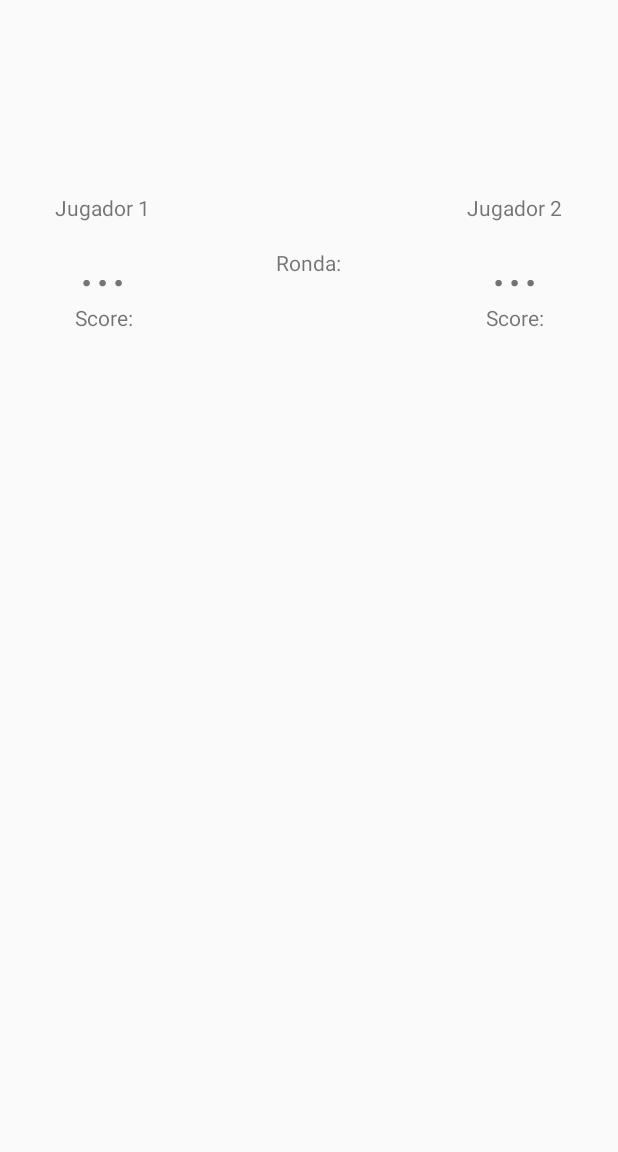
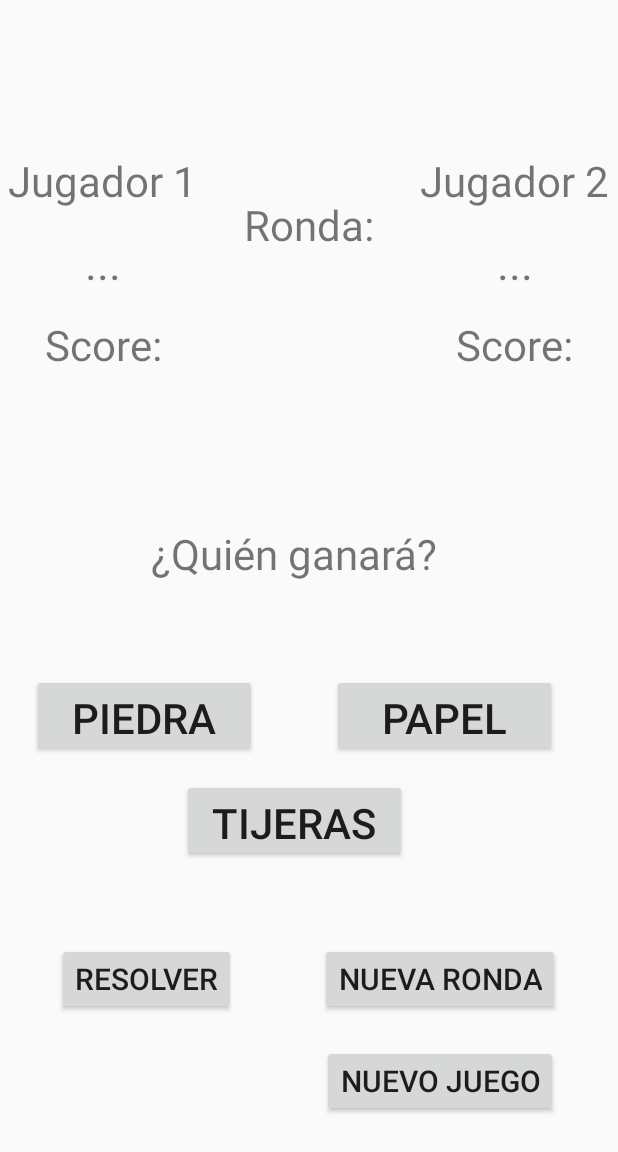
Before and after one commit to MiRA011/7BlueDogs, an Android app: the screen it shows after launch (MainActivity), on a phone screen of 412 x 824 dp. Before the commit the part shown is almost empty. Shown: the top 1152 px of the screen. Run offline under Robolectric (Android 15) with nearby library versions, the light colour scheme and no system bars.

Commit message:
terminada la interfaz de la nueva app

```diff
--- a/PiedraPapelTijeras/app/src/main/res/layout/content_main.xml
+++ b/PiedraPapelTijeras/app/src/main/res/layout/content_main.xml
@@ -5,16 +5,151 @@
     android:id="@+id/MainLayout"
     android:layout_width="match_parent"
     android:layout_height="match_parent"
+    android:weightSum="3"
     app:layout_behavior="@string/appbar_scrolling_view_behavior">
+
+    <LinearLayout
+        android:id="@+id/LinearLayoutBotones"
+        android:layout_width="391dp"
+        android:layout_height="181dp"
+        android:layout_weight="1"
+        android:orientation="horizontal"
+        app:layout_constraintStart_toStartOf="parent"
+        app:layout_constraintTop_toBottomOf="@+id/LinearLayout2"
+        android:baselineAligned="false">
+
+        <LinearLayout
+            android:id="@+id/LinearLayoutResolver"
+            android:layout_width="match_parent"
+            android:layout_height="match_parent"
+            android:layout_weight="1"
+            android:gravity="center_horizontal"
+            android:orientation="vertical">
+
+            <Space
+                android:layout_width="match_parent"
+                android:layout_height="25dp" />
+
+            <Button
+                android:id="@+id/bResolver"
+                android:layout_width="wrap_content"
+                android:layout_height="wrap_content"
+                android:text="@string/resolver"
+                android:textSize="20sp" />
+        </LinearLayout>
+
+        <LinearLayout
+            android:id="@+id/LinearLayoutNuevo"
+            android:layout_width="match_parent"
+            android:layout_height="match_parent"
+            android:layout_weight="1"
+            android:gravity="center_horizontal"
+            android:orientation="vertical">
+
+            <Space
+                android:layout_width="match_parent"
+                android:layout_height="25dp" />
+
+            <Button
+                android:id="@+id/bNuevaRonda"
+                android:layout_width="wrap_content"
+                android:layout_height="wrap_content"
+                android:text="@string/nueva_ronda"
+                android:textSize="20sp" />
+
+            <Space
+                android:layout_width="match_parent"
+                android:layout_height="20dp" />
+
+            <Button
+                android:id="@+id/bNuevoJuego"
+                android:layout_width="wrap_content"
+                android:layout_height="wrap_content"
+                android:text="@string/nuevo_juego"
+                android:textSize="20sp" />
+
+        </LinearLayout>
+    </LinearLayout>
+
+    <LinearLayout
+        android:id="@+id/LinearLayout2"
+        android:layout_width="393dp"
+        android:layout_height="253dp"
+        android:orientation="vertical"
+        android:weightSum="3"
+        android:layout_weight="1"
+        app:layout_constraintStart_toStartOf="parent"
+        app:layout_constraintTop_toBottomOf="@+id/LinearLayout1">
+
+        <LinearLayout
+            android:id="@+id/LinearLayoutGanador"
+            android:layout_width="match_parent"
+            android:layout_height="match_parent"
+            android:layout_weight="1"
+            android:gravity="center_horizontal"
+            android:orientation="vertical">
+
+            <TextView
+                android:id="@+id/tGanador"
+                android:layout_width="wrap_content"
+                android:layout_height="wrap_content"
+                android:text="@string/ganador"
+                android:textSize="28sp" />
+        </LinearLayout>
+
+        <LinearLayout
+            android:id="@+id/LinearLayoutPP"
+            android:layout_width="match_parent"
+            android:layout_height="match_parent"
+            android:layout_weight="1"
+            android:gravity="center">
+
+            <Button
+                android:id="@+id/bPiedra"
+                android:layout_width="150dp"
+                android:layout_height="55dp"
+                android:text="@string/piedra"
+                android:textSize="28sp" />
+
+            <Space
+                android:layout_width="50dp"
+                android:layout_height="wrap_content" />
+
+            <Button
+                android:id="@+id/bPapel"
+                android:layout_width="150dp"
+                android:layout_height="55dp"
+                android:text="@string/papel"
+                android:textSize="28sp" />
+        </LinearLayout>
+
+        <LinearLayout
+            android:id="@+id/LinearLayoutT"
+            android:layout_width="match_parent"
+            android:layout_height="match_parent"
+            android:layout_weight="1"
+            android:gravity="center_horizontal"
+            android:orientation="vertical">
+
+            <Button
+                android:id="@+id/bTijeras"
+                android:layout_width="150dp"
+                android:layout_height="55dp"
+                android:text="@string/tijeras"
+                android:textSize="28sp" />
+        </LinearLayout>
+
+    </LinearLayout>
 
     <LinearLayout
         android:id="@+id/LinearLayout1"
         android:layout_width="match_parent"
         android:layout_height="350dp"
+        android:layout_weight="1"
+        android:baselineAligned="false"
         android:orientation="horizontal"
         app:layout_constraintStart_toStartOf="parent"
-        app:layout_constraintTop_toTopOf="parent"
-        android:baselineAligned="false">
+        app:layout_constraintTop_toTopOf="parent">
 
         <LinearLayout
             android:id="@+id/LinearLayoutJ1"
@@ -29,7 +164,12 @@
                 android:layout_width="wrap_content"
                 android:layout_height="wrap_content"
                 android:text="@string/jugador_1"
-                android:textAlignment="center" />
+                android:textAlignment="center"
+                android:textSize="28sp" />
+
+            <Space
+                android:layout_width="match_parent"
+                android:layout_height="15dp" />
 
             <TextView
                 android:id="@+id/tListoJ1"
@@ -37,14 +177,19 @@
                 android:layout_height="wrap_content"
                 android:text="@string/tListoJ1"
                 android:textAlignment="center"
-                android:textSize="40sp" />
+                android:textSize="30sp" />
+
+            <Space
+                android:layout_width="match_parent"
+                android:layout_height="15dp" />
 
             <TextView
                 android:id="@+id/tScoreJ1"
                 android:layout_width="match_parent"
                 android:layout_height="wrap_content"
                 android:text="@string/scorej1"
-                android:textAlignment="center" />
+                android:textAlignment="center"
+                android:textSize="28sp" />
         </LinearLayout>
 
         <LinearLayout
@@ -59,7 +204,14 @@
                 android:id="@+id/tRonda"
                 android:layout_width="wrap_content"
                 android:layout_height="wrap_content"
-                android:text="@string/tRonda" />
+                android:text="@string/tRonda"
+                android:textSize="28sp" />
+
+            <TextView
+                android:id="@+id/tCuentaRonda"
+                android:layout_width="match_parent"
+                android:layout_height="50dp"
+                android:textSize="30sp" />
         </LinearLayout>
 
         <LinearLayout
@@ -74,20 +226,30 @@
                 android:id="@+id/tJ2"
                 android:layout_width="wrap_content"
                 android:layout_height="wrap_content"
-                android:text="@string/jugador_2" />
+                android:text="@string/jugador_2"
+                android:textSize="28sp" />
+
+            <Space
+                android:layout_width="match_parent"
+                android:layout_height="15dp" />
 
             <TextView
                 android:id="@+id/tListoJ2"
                 android:layout_width="wrap_content"
                 android:layout_height="wrap_content"
                 android:text="@string/t_listo_j2"
-                android:textSize="40sp" />
+                android:textSize="30sp" />
+
+            <Space
+                android:layout_width="match_parent"
+                android:layout_height="15dp" />
 
             <TextView
                 android:id="@+id/tScoreJ2"
                 android:layout_width="wrap_content"
                 android:layout_height="wrap_content"
-                android:text="@string/scorej2" />
+                android:text="@string/scorej2"
+                android:textSize="28sp" />
         </LinearLayout>
     </LinearLayout>
 
--- a/PiedraPapelTijeras/app/src/main/res/values/strings.xml
+++ b/PiedraPapelTijeras/app/src/main/res/values/strings.xml
@@ -16,4 +16,11 @@
     <string name="jugador_2">Jugador 2</string>
     <string name="t_listo_j2">...</string>
     <string name="scorej2">Score:</string>
+    <string name="ganador">¿Quién ganará?</string>
+    <string name="piedra">Piedra</string>
+    <string name="papel">Papel</string>
+    <string name="tijeras">Tijeras</string>
+    <string name="resolver">Resolver</string>
+    <string name="nuevo_juego">Nuevo Juego</string>
+    <string name="nueva_ronda">Nueva Ronda</string>
 </resources>
```
